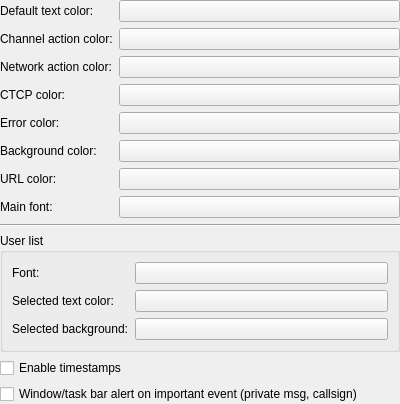
This is src/core/gui/configuration/irc/cfgircappearance.ui in Destroyerrrocket/doomseeker-unofficial as Qt 5 draws it before an edit. The edited form follows.
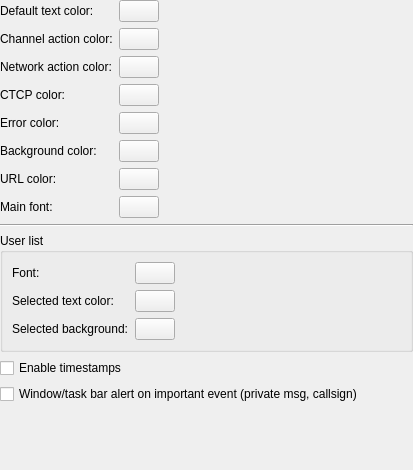
This is the edited form. Custom widgets are drawn as their Qt base class.

Commit message: - Setting the background-color for ColorButton produced really ugly results on OS X. Lets try using text coloring on unicode full blocks. Means more white space on some forms, but it should look less out of place. - Fixed: Browse buttons were a little small on OS X resulting in Qt using an ugly fallback.

Patch:
```diff
--- a/src/core/gui/configuration/irc/cfgircappearance.ui
+++ b/src/core/gui/configuration/irc/cfgircappearance.ui
@@ -6,8 +6,8 @@
    <rect>
     <x>0</x>
     <y>0</y>
-    <width>400</width>
-    <height>386</height>
+    <width>413</width>
+    <height>470</height>
    </rect>
   </property>
   <layout class="QVBoxLayout" name="verticalLayout">
@@ -19,6 +19,9 @@
      <property name="fieldGrowthPolicy">
       <enum>QFormLayout::AllNonFixedFieldsGrow</enum>
      </property>
+     <property name="formAlignment">
+      <set>Qt::AlignLeading|Qt::AlignLeft|Qt::AlignTop</set>
+     </property>
      <item row="0" column="0">
       <widget class="QLabel" name="label">
        <property name="text">
@@ -28,8 +31,11 @@
      </item>
      <item row="0" column="1">
       <widget class="ColorButton" name="btnDefaultTextColor">
-       <property name="text">
-        <string/>
+       <property name="sizePolicy">
+        <sizepolicy hsizetype="Maximum" vsizetype="Fixed">
+         <horstretch>0</horstretch>
+         <verstretch>0</verstretch>
+        </sizepolicy>
        </property>
       </widget>
      </item>
@@ -42,8 +48,11 @@
      </item>
      <item row="1" column="1">
       <widget class="ColorButton" name="btnChannelActionColor">
-       <property name="text">
-        <string/>
+       <property name="sizePolicy">
+        <sizepolicy hsizetype="Maximum" vsizetype="Fixed">
+         <horstretch>0</horstretch>
+         <verstretch>0</verstretch>
+        </sizepolicy>
        </property>
       </widget>
      </item>
@@ -56,8 +65,11 @@
      </item>
      <item row="2" column="1">
       <widget class="ColorButton" name="btnNetworkActionColor">
-       <property name="text">
-        <string/>
+       <property name="sizePolicy">
+        <sizepolicy hsizetype="Maximum" vsizetype="Fixed">
+         <horstretch>0</horstretch>
+         <verstretch>0</verstretch>
+        </sizepolicy>
        </property>
       </widget>
      </item>
@@ -70,8 +82,11 @@
      </item>
      <item row="3" column="1">
       <widget class="ColorButton" name="btnCtcpColor">
-       <property name="text">
-        <string/>
+       <property name="sizePolicy">
+        <sizepolicy hsizetype="Maximum" vsizetype="Fixed">
+         <horstretch>0</horstretch>
+         <verstretch>0</verstretch>
+        </sizepolicy>
        </property>
       </widget>
      </item>
@@ -87,8 +102,11 @@
      </item>
      <item row="4" column="1">
       <widget class="ColorButton" name="btnErrorColor">
-       <property name="text">
-        <string/>
+       <property name="sizePolicy">
+        <sizepolicy hsizetype="Maximum" vsizetype="Fixed">
+         <horstretch>0</horstretch>
+         <verstretch>0</verstretch>
+        </sizepolicy>
        </property>
       </widget>
      </item>
@@ -101,8 +119,11 @@
      </item>
      <item row="5" column="1">
       <widget class="ColorButton" name="btnBackgroundColor">
-       <property name="text">
-        <string/>
+       <property name="sizePolicy">
+        <sizepolicy hsizetype="Maximum" vsizetype="Fixed">
+         <horstretch>0</horstretch>
+         <verstretch>0</verstretch>
+        </sizepolicy>
        </property>
       </widget>
      </item>
@@ -115,8 +136,11 @@
      </item>
      <item row="6" column="1">
       <widget class="ColorButton" name="btnUrlColor">
-       <property name="text">
-        <string/>
+       <property name="sizePolicy">
+        <sizepolicy hsizetype="Maximum" vsizetype="Fixed">
+         <horstretch>0</horstretch>
+         <verstretch>0</verstretch>
+        </sizepolicy>
        </property>
       </widget>
      </item>
@@ -128,7 +152,14 @@
       </widget>
      </item>
      <item row="7" column="1">
-      <widget class="FontButton" name="btnMainFont"/>
+      <widget class="FontButton" name="btnMainFont">
+       <property name="sizePolicy">
+        <sizepolicy hsizetype="Maximum" vsizetype="Fixed">
+         <horstretch>0</horstretch>
+         <verstretch>0</verstretch>
+        </sizepolicy>
+       </property>
+      </widget>
      </item>
     </layout>
    </item>
@@ -145,6 +176,9 @@
       <string>User list</string>
      </property>
      <layout class="QFormLayout" name="formLayout_2">
+      <property name="formAlignment">
+       <set>Qt::AlignLeading|Qt::AlignLeft|Qt::AlignTop</set>
+      </property>
       <item row="0" column="0">
        <widget class="QLabel" name="label_7">
         <property name="text">
@@ -153,7 +187,14 @@
        </widget>
       </item>
       <item row="0" column="1">
-       <widget class="FontButton" name="btnUserListFont"/>
+       <widget class="FontButton" name="btnUserListFont">
+        <property name="sizePolicy">
+         <sizepolicy hsizetype="Maximum" vsizetype="Fixed">
+          <horstretch>0</horstretch>
+          <verstretch>0</verstretch>
+         </sizepolicy>
+        </property>
+       </widget>
       </item>
       <item row="1" column="0">
        <widget class="QLabel" name="label_10">
@@ -164,8 +205,11 @@
       </item>
       <item row="1" column="1">
        <widget class="ColorButton" name="btnUserListSelectedTextColor">
-        <property name="text">
-         <string/>
+        <property name="sizePolicy">
+         <sizepolicy hsizetype="Maximum" vsizetype="Fixed">
+          <horstretch>0</horstretch>
+          <verstretch>0</verstretch>
+         </sizepolicy>
         </property>
        </widget>
       </item>
@@ -178,8 +222,11 @@
       </item>
       <item row="2" column="1">
        <widget class="ColorButton" name="btnUserListSelectedBackgroundColor">
-        <property name="text">
-         <string/>
+        <property name="sizePolicy">
+         <sizepolicy hsizetype="Maximum" vsizetype="Fixed">
+          <horstretch>0</horstretch>
+          <verstretch>0</verstretch>
+         </sizepolicy>
         </property>
        </widget>
       </item>
```
Left out of the diff: 11 changed lines with no effect on the pictures. The commit also changes 6 other files.
